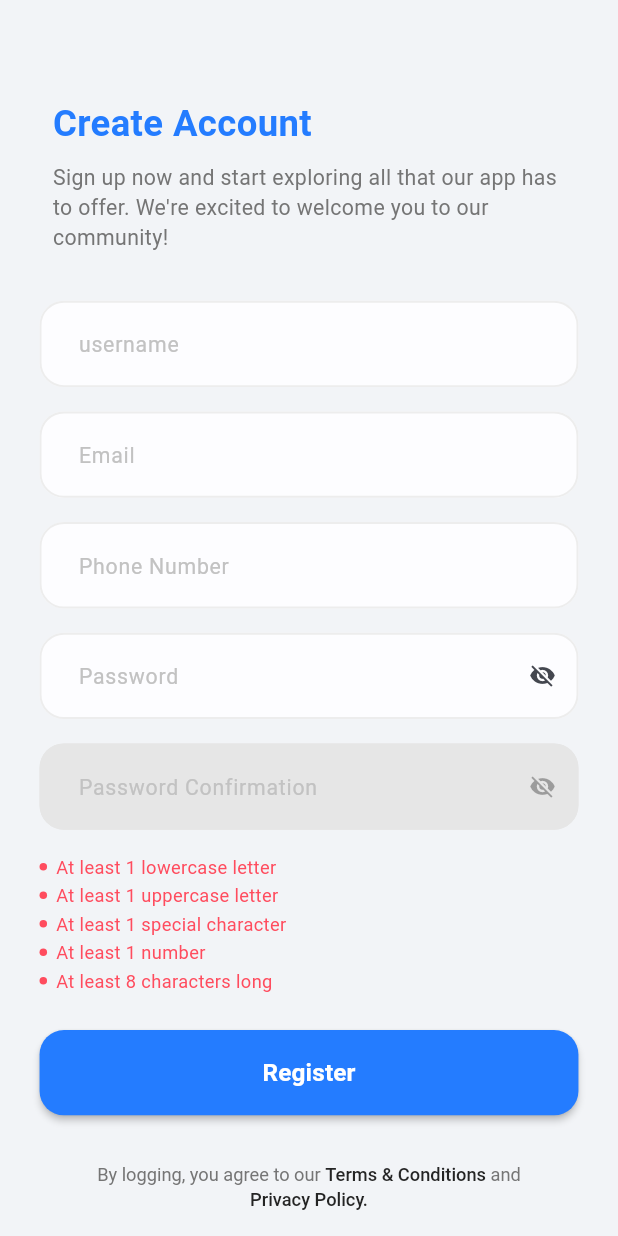
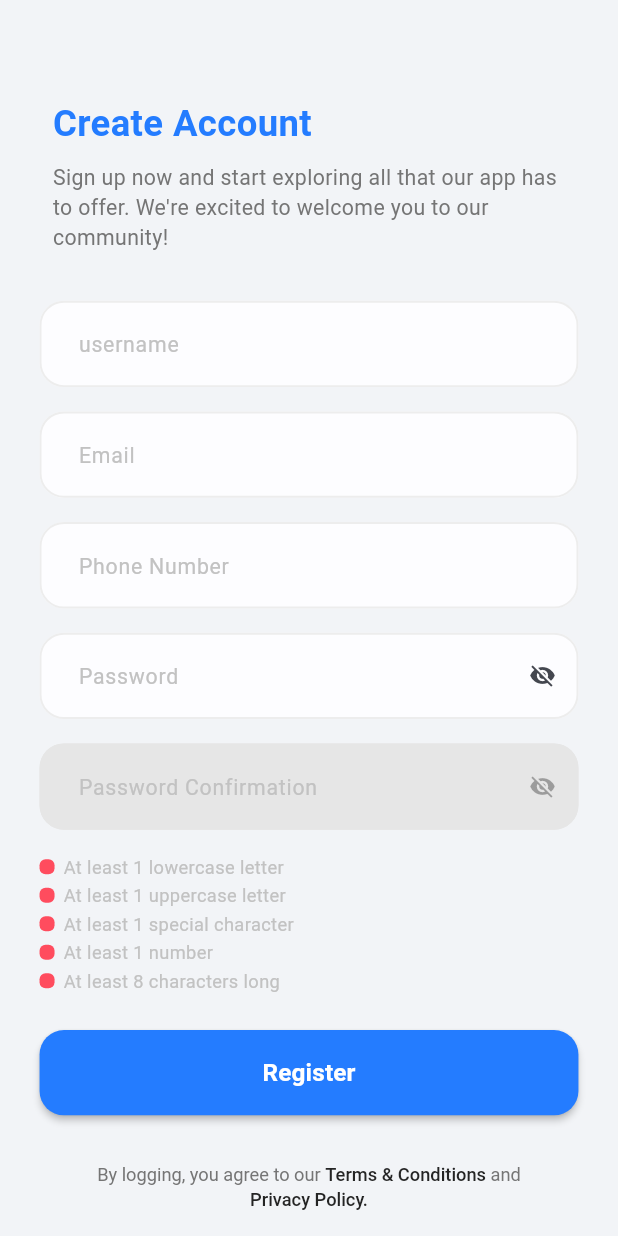
Before and after one commit to bstawy/DocDoc, a Flutter app: the RegisterScreen screen opened by its route, on a phone screen of 412 x 824 dp. Run offline on Flutter 3.47's test engine with Material 3 defaults, Android fonts, the phone set to English and light mode, and no system bars; our stand-ins replace dio, flutter_bloc, flutter_screenutil, flutter_svg, freezed_annotation, get_it and 3 more; generated files the repository leaves out were written again.

Commit message:
Refactor password validation row widget styling
Update the styling of the password validation row widget for better visual consistency and clarity.

```diff
--- a/lib/features/auth/widgets/password_validations.dart
+++ b/lib/features/auth/widgets/password_validations.dart
@@ -42,19 +42,25 @@ class PasswordValidations extends StatelessWidget {
   Widget buildValidationRow(String text, bool hasValidated) {
     return Row(
       children: [
-        CircleAvatar(
-          radius: 2.5,
-          backgroundColor: hasValidated ? Colors.green : ColorsManager.red,
+        Container(
+          width: 10,
+          height: 10,
+          decoration: BoxDecoration(
+            borderRadius: BorderRadius.circular(4),
+            color: hasValidated ? Colors.green : ColorsManager.red,
+          ),
+          child: Icon(
+            Icons.check,
+            color: hasValidated ? Colors.white : Colors.transparent,
+            size: 8,
+          ),
         ),
         horizontalSpace(6),
         Text(
           text,
           style: TextStyles.font12DarkBlueMedium.copyWith(
             fontWeight: FontWeightHelper.regular,
-            // decoration: hasValidated ? TextDecoration.lineThrough : null,
-            // decorationColor: Colors.green,
-            // decorationThickness: 2,
-            color: hasValidated ? Colors.green : ColorsManager.red,
+            color: hasValidated ? Colors.green : ColorsManager.lightGrey,
           ),
         )
       ],
```
